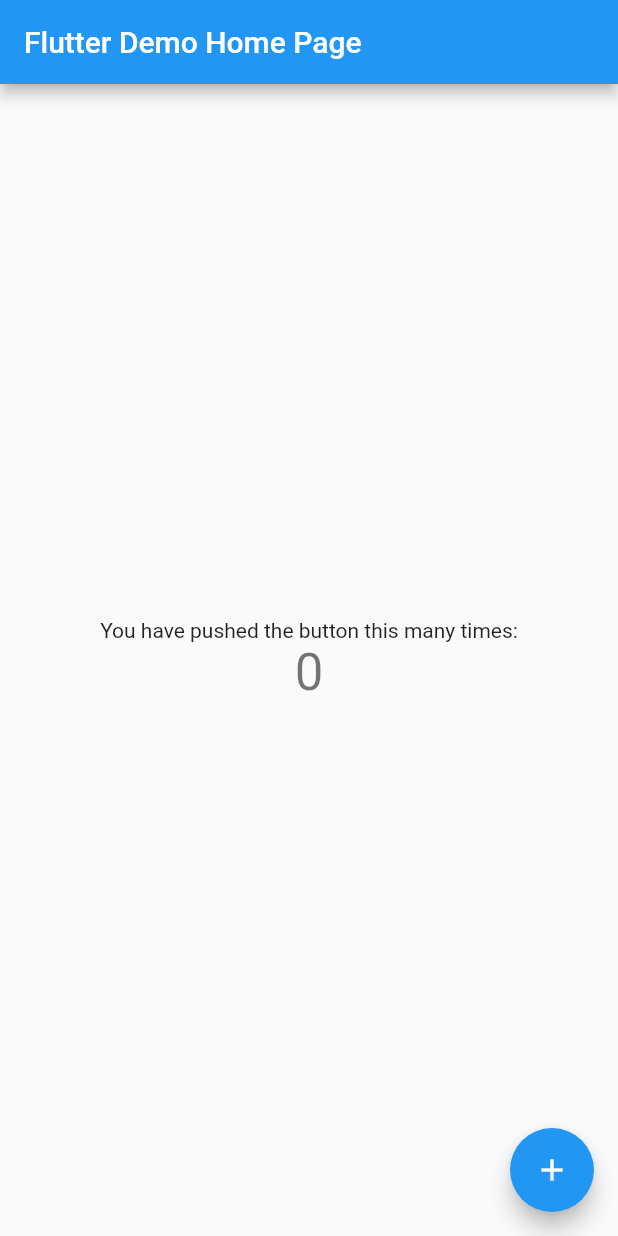
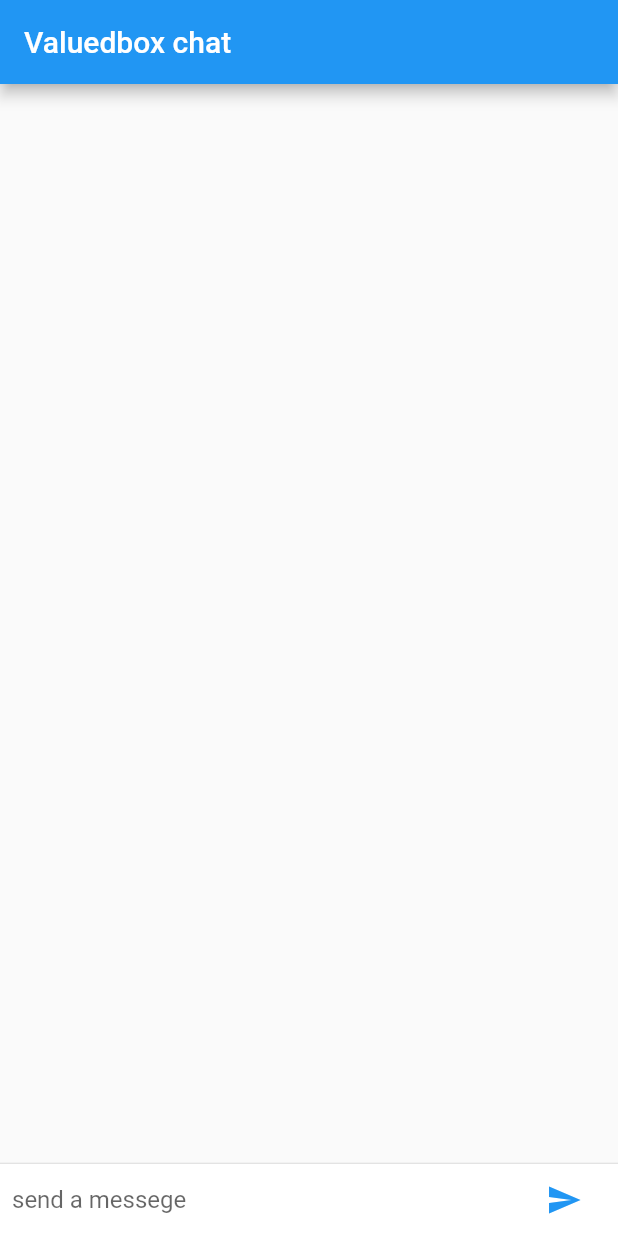
Before and after one commit to bikramkoley/Material-chat-app, a Flutter app: the screen it shows after launch, on a phone screen of 412 x 824 dp. Run offline on Flutter 3.47's test engine with Material 2 defaults, Android fonts, the phone set to English and light mode, and no system bars.

Commit message:
Basic UI added

```diff
--- /dev/null
+++ b/lib/chat_messeges.dart
@@ -0,0 +1,38 @@
+import 'package:flutter/material.dart';
+
+
+const String _name ="Bikram";
+
+class ChatMessege extends StatelessWidget {
+
+  final String text;
+  ChatMessege({required this.text});
+
+  @override
+  Widget build(BuildContext context) {
+    return new Container(
+      margin: const EdgeInsets.symmetric(vertical: 10.0),
+      child: new Row(
+        crossAxisAlignment: CrossAxisAlignment.start,
+        children:<Widget> [
+          new Container(
+            margin: const EdgeInsets.only(right: 16.0),
+            child:new CircleAvatar(
+              child: new Text(_name[0]),
+            ),
+          ),
+          new Column(
+            crossAxisAlignment: CrossAxisAlignment.start,
+            children: <Widget>[
+              new Text(_name,style: Theme.of(context).textTheme.subtitle1),
+              new Container(
+                margin: const EdgeInsets.only(top: 5.0),
+                child: new Text(text),
+              )
+            ],
+          )
+        ],
+      )
+    );
+  }
+}
--- /dev/null
+++ b/lib/chat_screen.dart
@@ -0,0 +1,77 @@
+import 'package:flutter/material.dart';
+import 'package:material_chat_app/chat_messeges.dart';
+
+class ChatScreen extends StatefulWidget {
+  const ChatScreen({Key? key}) : super(key: key);
+
+  @override
+  State<ChatScreen> createState() => ChatScreenState();
+
+
+}
+
+class ChatScreenState extends State<ChatScreen> {
+  final TextEditingController _textController = new TextEditingController();
+  final List<ChatMessege> _messeges = <ChatMessege>[];
+
+
+  void _handleSubmitted(String text){
+    _textController.clear();
+    ChatMessege messege = new ChatMessege(text:text, );
+    setState(() {
+      _messeges.insert(0, messege);
+    });
+  }
+
+  Widget _textComposerWidget(){
+    return new IconTheme(
+      data: new IconThemeData(color: Colors.blue),
+      child: new Container(
+      margin: const EdgeInsets.symmetric(horizontal: 8.0),
+        child: new Row(
+          children: <Widget>[
+            new Flexible(
+                child: new TextField(
+                  decoration: new InputDecoration.collapsed(hintText: "send a messege"),
+                  controller: _textController,
+                  onSubmitted: _handleSubmitted,
+                ),
+            ),
+            new Container(
+              margin: const EdgeInsets.symmetric(horizontal: 4.0),
+              child: new IconButton(
+                  icon: new Icon(Icons.send),
+                  onPressed: ()=>_handleSubmitted(_textController.text),
+              ),
+
+            )
+
+          ],
+        ),
+      ),
+    );
+  }
+  @override
+  Widget build(BuildContext context) {
+    return
+      new Column(
+        children: <Widget>[
+          new Flexible(child: new ListView.builder(
+            padding: new EdgeInsets.all(8.0),
+            reverse: true,
+            itemBuilder: (_,int index) => _messeges[index] ,
+            itemCount: _messeges.length,),
+          ),
+          new Divider(height: 1.0,),
+          new Container(
+            decoration:new BoxDecoration(
+              color: Theme.of(context).cardColor,
+            ) ,
+            child: _textComposerWidget(),
+          )
+
+        ],
+      );
+
+  }
+}
--- /dev/null
+++ b/lib/home_page.dart
@@ -0,0 +1,17 @@
+import 'package:flutter/material.dart';
+
+import 'chat_screen.dart';
+
+class HomePage extends StatelessWidget {
+  const HomePage({Key? key}) : super(key: key);
+
+  @override
+  Widget build(BuildContext context) {
+    return new Scaffold(
+      appBar: new AppBar(
+        title: new Text("Valuedbox chat",),
+      ),
+      body:new ChatScreen()
+    );
+  }
+}
--- a/lib/main.dart
+++ b/lib/main.dart
@@ -1,115 +1,17 @@
 import 'package:flutter/material.dart';
 
-void main() {
-  runApp(const MyApp());
-}
+import 'home_page.dart';
+
+void main() => runApp(MyApp());
 
 class MyApp extends StatelessWidget {
   const MyApp({Key? key}) : super(key: key);
 
-  // This widget is the root of your application.
   @override
   Widget build(BuildContext context) {
-    return MaterialApp(
-      title: 'Flutter Demo',
-      theme: ThemeData(
-        // This is the theme of your application.
-        //
-        // Try running your application with "flutter run". You'll see the
-        // application has a blue toolbar. Then, without quitting the app, try
-        // changing the primarySwatch below to Colors.green and then invoke
-        // "hot reload" (press "r" in the console where you ran "flutter run",
-        // or simply save your changes to "hot reload" in a Flutter IDE).
-        // Notice that the counter didn't reset back to zero; the application
-        // is not restarted.
-        primarySwatch: Colors.blue,
-      ),
-      home: const MyHomePage(title: 'Flutter Demo Home Page'),
+    return new MaterialApp(
+      title: "chat app",
+      home: new HomePage()
     );
   }
 }
-
-class MyHomePage extends StatefulWidget {
-  const MyHomePage({Key? key, required this.title}) : super(key: key);
-
-  // This widget is the home page of your application. It is stateful, meaning
-  // that it has a State object (defined below) that contains fields that affect
-  // how it looks.
-
-  // This class is the configuration for the state. It holds the values (in this
-  // case the title) provided by the parent (in this case the App widget) and
-  // used by the build method of the State. Fields in a Widget subclass are
-  // always marked "final".
-
-  final String title;
-
-  @override
-  State<MyHomePage> createState() => _MyHomePageState();
-}
-
-class _MyHomePageState extends State<MyHomePage> {
-  int _counter = 0;
-
-  void _incrementCounter() {
-    setState(() {
-      // This call to setState tells the Flutter framework that something has
-      // changed in this State, which causes it to rerun the build method below
-      // so that the display can reflect the updated values. If we changed
-      // _counter without calling setState(), then the build method would not be
-      // called again, and so nothing would appear to happen.
-      _counter++;
-    });
-  }
-
-  @override
-  Widget build(BuildContext context) {
-    // This method is rerun every time setState is called, for instance as done
-    // by the _incrementCounter method above.
-    //
-    // The Flutter framework has been optimized to make rerunning build methods
-    // fast, so that you can just rebuild anything that needs updating rather
-    // than having to individually change instances of widgets.
-    return Scaffold(
-      appBar: AppBar(
-        // Here we take the value from the MyHomePage object that was created by
-        // the App.build method, and use it to set our appbar title.
-        title: Text(widget.title),
-      ),
-      body: Center(
-        // Center is a layout widget. It takes a single child and positions it
-        // in the middle of the parent.
-        child: Column(
-          // Column is also a layout widget. It takes a list of children and
-          // arranges them vertically. By default, it sizes itself to fit its
-          // children horizontally, and tries to be as tall as its parent.
-          //
-          // Invoke "debug painting" (press "p" in the console, choose the
-          // "Toggle Debug Paint" action from the Flutter Inspector in Android
-          // Studio, or the "Toggle Debug Paint" command in Visual Studio Code)
-          // to see the wireframe for each widget.
-          //
-          // Column has various properties to control how it sizes itself and
-          // how it positions its children. Here we use mainAxisAlignment to
-          // center the children vertically; the main axis here is the vertical
-          // axis because Columns are vertical (the cross axis would be
-          // horizontal).
-          mainAxisAlignment: MainAxisAlignment.center,
-          children: <Widget>[
-            const Text(
-              'You have pushed the button this many times:',
-            ),
-            Text(
-              '$_counter',
-              style: Theme.of(context).textTheme.headline4,
-            ),
-          ],
-        ),
-      ),
-      floatingActionButton: FloatingActionButton(
-        onPressed: _incrementCounter,
-        tooltip: 'Increment',
-        child: const Icon(Icons.add),
-      ), // This trailing comma makes auto-formatting nicer for build methods.
-    );
-  }
-}
```
